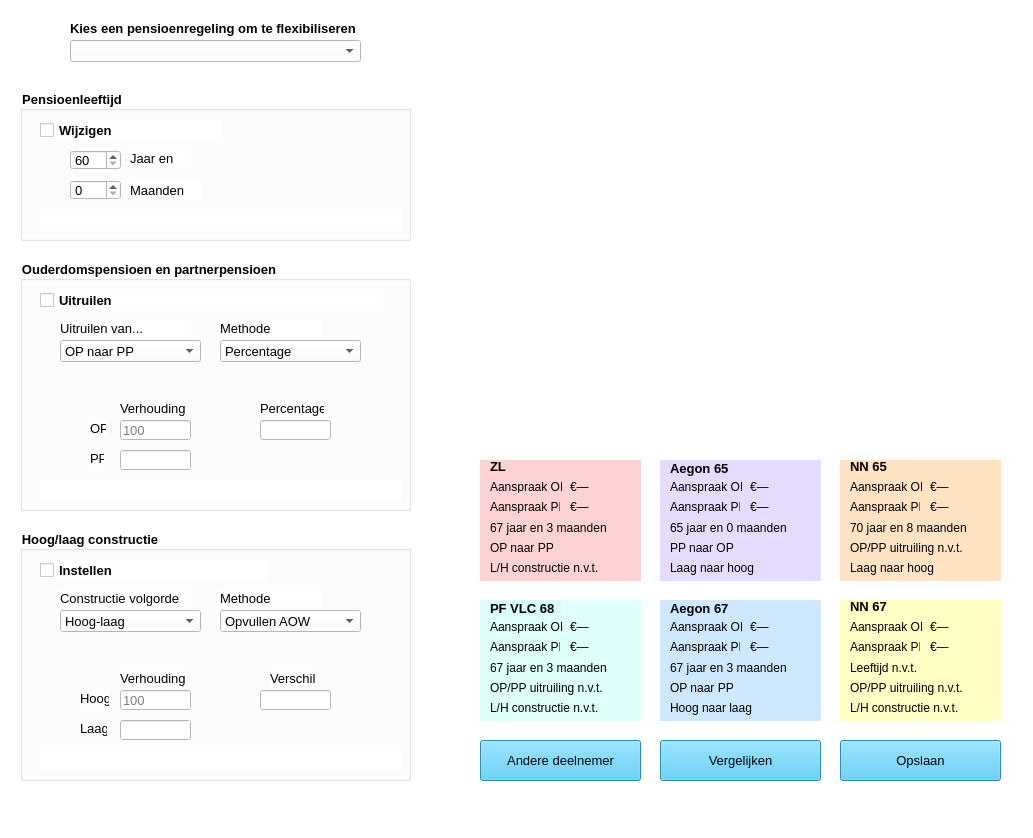
Before: the Qt Designer form flexmenu.ui in Alwin1234567/AR-project, drawn with Qt 5.
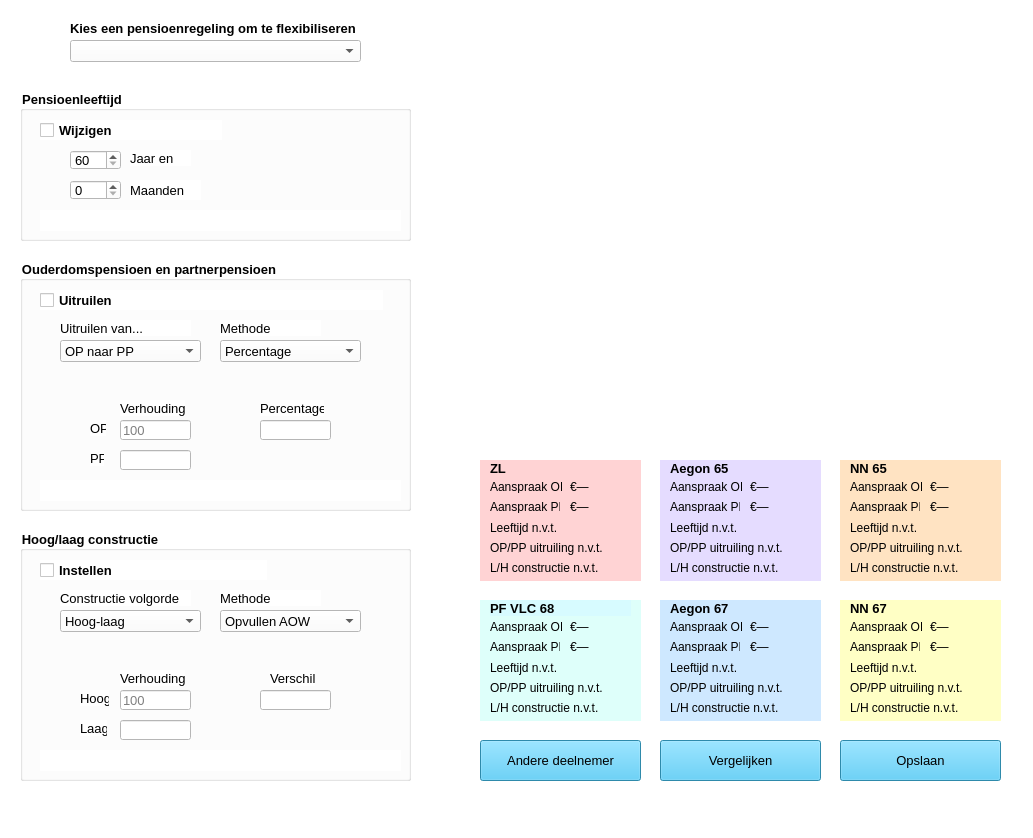
After: the same form once the commit is applied. Icons and pictures are not drawn.

Commit message: Ingevoerde flexibiliseringen worden nu opgeslagen in het Deelnemer.flexibilisering object; De samenvatting past automatisch aan naar gemaakte keuzes (nog niet helemaal af)

Patch:
```diff
--- a/flexmenu.ui
+++ b/flexmenu.ui
@@ -553,7 +553,7 @@
       </rect>
      </property>
      <property name="text">
-      <string>67 jaar en 3 maanden</string>
+      <string>Leeftijd n.v.t.</string>
      </property>
     </widget>
     <widget class="QLabel" name="lbl_ZL_hlConstructie">
@@ -579,7 +579,7 @@
       </rect>
      </property>
      <property name="text">
-      <string>OP naar PP</string>
+      <string>OP/PP uitruiling n.v.t.</string>
      </property>
     </widget>
     <widget class="QLabel" name="lbl_ZL_AanspraakPP">
@@ -679,7 +679,7 @@
       </rect>
      </property>
      <property name="text">
-      <string>Laag naar hoog</string>
+      <string>L/H constructie n.v.t.</string>
      </property>
     </widget>
     <widget class="QLabel" name="lbl_A65_OP_PP">
@@ -692,7 +692,7 @@
       </rect>
      </property>
      <property name="text">
-      <string>PP naar OP</string>
+      <string>OP/PP uitruiling n.v.t.</string>
      </property>
     </widget>
     <widget class="QLabel" name="lbl_A65_pLeeftijd">
@@ -705,7 +705,7 @@
       </rect>
      </property>
      <property name="text">
-      <string>65 jaar en 0 maanden</string>
+      <string>Leeftijd n.v.t.</string>
      </property>
     </widget>
     <widget class="QLabel" name="lbl_A65_OP">
@@ -803,7 +803,7 @@
       </rect>
      </property>
      <property name="text">
-      <string>67 jaar en 3 maanden</string>
+      <string>Leeftijd n.v.t.</string>
      </property>
     </widget>
     <widget class="QLabel" name="lbl_VLC_OP">
@@ -901,7 +901,7 @@
       </rect>
      </property>
      <property name="text">
-      <string>Hoog naar laag</string>
+      <string>L/H constructie n.v.t.</string>
      </property>
     </widget>
     <widget class="QLabel" name="lbl_A67_pLeeftijd">
@@ -914,7 +914,7 @@
       </rect>
      </property>
      <property name="text">
-      <string>67 jaar en 3 maanden</string>
+      <string>Leeftijd n.v.t.</string>
      </property>
     </widget>
     <widget class="QLabel" name="lbl_A67_OP_PP">
@@ -927,7 +927,7 @@
       </rect>
      </property>
      <property name="text">
-      <string>OP naar PP</string>
+      <string>OP/PP uitruiling n.v.t.</string>
      </property>
     </widget>
     <widget class="QLabel" name="lbl_A67_OP">
@@ -1110,7 +1110,7 @@
       </rect>
      </property>
      <property name="text">
-      <string>Laag naar hoog</string>
+      <string>L/H constructie n.v.t.</string>
      </property>
     </widget>
     <widget class="QLabel" name="lbl_NN65_OP_PP">
@@ -1136,7 +1136,7 @@
       </rect>
      </property>
      <property name="text">
-      <string>70 jaar en 8 maanden</string>
+      <string>Leeftijd n.v.t.</string>
      </property>
     </widget>
     <widget class="QLabel" name="lbl_NN65_AanspraakPP">
@@ -1522,8 +1522,8 @@
      <rect>
       <x>490</x>
       <y>460</y>
-      <width>47</width>
-      <height>13</height>
+      <width>141</width>
+      <height>16</height>
      </rect>
     </property>
     <property name="font">
@@ -1545,7 +1545,7 @@
      <rect>
       <x>670</x>
       <y>460</y>
-      <width>71</width>
+      <width>141</width>
       <height>16</height>
      </rect>
     </property>
@@ -1568,8 +1568,8 @@
      <rect>
       <x>850</x>
       <y>460</y>
-      <width>47</width>
-      <height>13</height>
+      <width>141</width>
+      <height>16</height>
      </rect>
     </property>
     <property name="font">
@@ -1591,8 +1591,8 @@
      <rect>
       <x>850</x>
       <y>600</y>
-      <width>47</width>
-      <height>13</height>
+      <width>141</width>
+      <height>16</height>
      </rect>
     </property>
     <property name="font">
@@ -1615,7 +1615,7 @@
      <rect>
       <x>670</x>
       <y>600</y>
-      <width>81</width>
+      <width>141</width>
       <height>16</height>
      </rect>
     </property>
@@ -1638,7 +1638,7 @@
      <rect>
       <x>490</x>
       <y>600</y>
-      <width>71</width>
+      <width>141</width>
       <height>16</height>
      </rect>
     </property>
```
Left out of the diff: 24 changed lines with no effect on the pictures. The commit also changes 3 other files.
